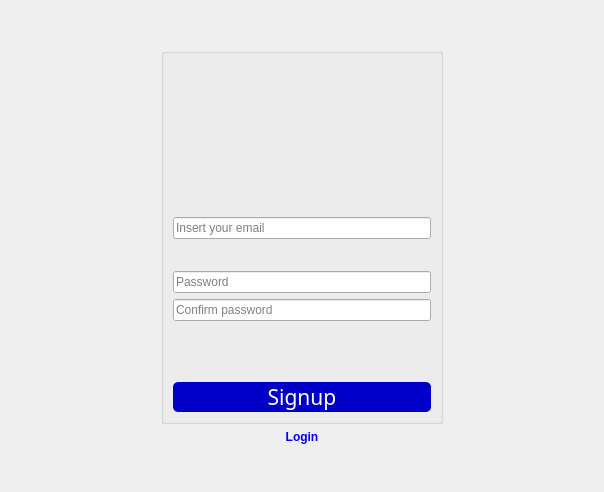
Old version of the form Client/signup.ui in the repository PolitoTeam/Scriba.
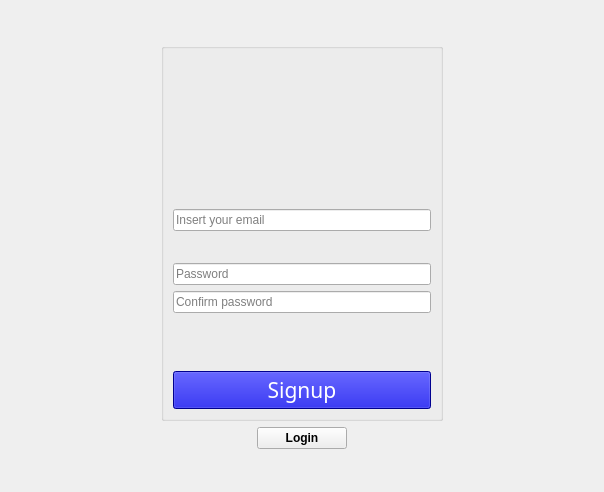
New version of the form. Icons and pictures are not drawn. Custom widgets are drawn as their Qt base class.

What changed in the file:
```diff
--- a/Client/signup.ui
+++ b/Client/signup.ui
@@ -15,14 +15,7 @@
   </property>
   <property name="styleSheet">
    <string notr="true">QToolTip { color: rgb(51, 51, 51); background-color: transparent; border: 0px; }
-QPushButton:hover#pushButtonBackLogin
-{
-	color: rgb(135,206,250)
-}
-QPushButton#pushButtonBackLogin
-{
-	color: rgb(0, 0, 255);
-}
+
 
 </string>
   </property>
@@ -57,7 +50,7 @@
         <cursorShape>PointingHandCursor</cursorShape>
        </property>
        <property name="styleSheet">
-        <string notr="true">border: 0px;
+        <string notr="true">
 </string>
        </property>
        <property name="text">
@@ -583,10 +576,7 @@
            <cursorShape>PointingHandCursor</cursorShape>
           </property>
           <property name="styleSheet">
-           <string notr="true">color: rgb(255, 255, 255);
-border:0px;
-border-radius: 5px;
-background-color:  rgba(0, 0, 200);</string>
+           <string notr="true"/>
           </property>
           <property name="text">
            <string>Signup</string>
```
Left out of the diff: 2 changed lines with no effect on the pictures.
